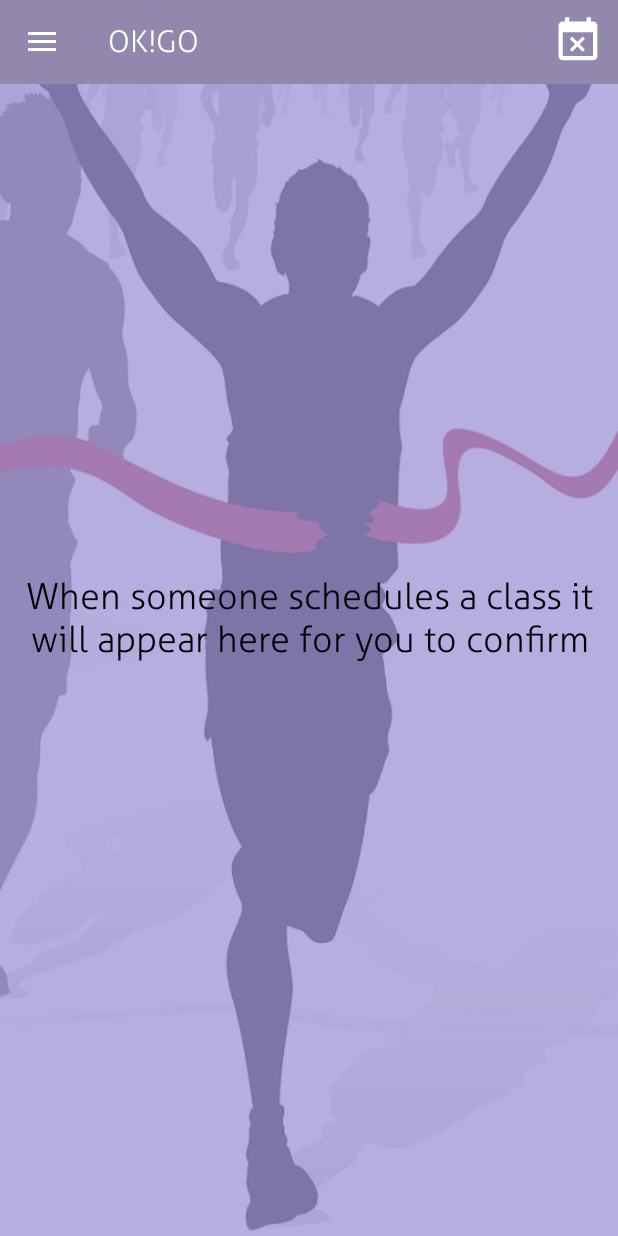
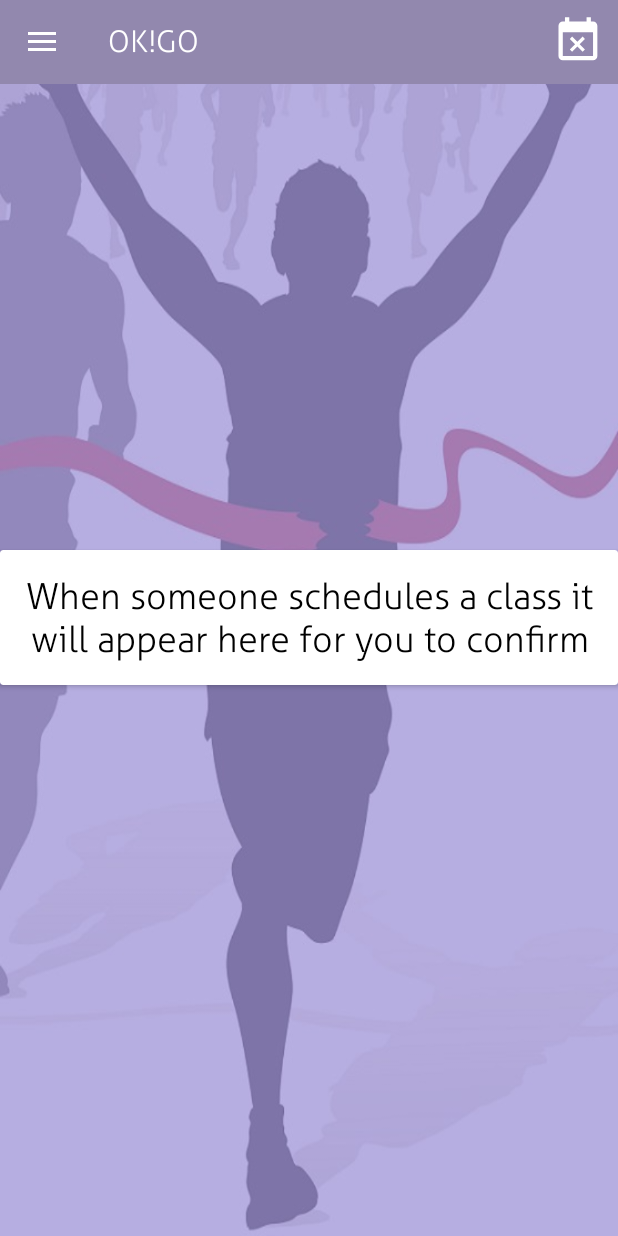
Before and after one commit to AndreHaueisen/NewPersonalApp, an Android app: the ToBeConfirmedClassesFragment screen opened directly, with no data from a screen before it, on a phone screen of 412 x 824 dp. Run offline under Robolectric (Android 15) with nearby library versions, the light colour scheme and no system bars; our stand-ins replace CircleImageView, Firebase (no records; nobody signed in at launch, a user with empty details on screens opened directly); libraries missing offline, so code that uses them is left out: com.firebase.ui, com.github.ybq.android, com.matrixxun.starry, es.dmoral.toasty, jp.wasabeef.recyclerview; plain views replace MaterialBadgeTextView; pictures from the network do not load; 2 statements that could not run were skipped.

Commit message:
first final version for udacity review change: design changes change: readme file

```diff
--- a/app/build.gradle
+++ b/app/build.gradle
@@ -63,7 +63,7 @@ dependencies {
     compile "com.google.android.gms:play-services-places:$play_version"
     compile "com.google.android.gms:play-services-gcm:$play_version"
 
-    compile 'org.jsoup:jsoup:1.9.2'
+    compile 'org.jsoup:jsoup:1.10.2'
     compile 'com.google.guava:guava:20.0'
 
     compile "com.google.firebase:firebase-database:$firebase_version"
--- a/app/src/main/java/com/andrehaueisen/fitx/personal/ToBeConfirmedClassesFragment.java
+++ b/app/src/main/java/com/andrehaueisen/fitx/personal/ToBeConfirmedClassesFragment.java
@@ -5,7 +5,7 @@ import android.os.AsyncTask;
 import android.os.Bundle;
 import android.support.annotation.Nullable;
 import android.support.v4.app.Fragment;
-import android.support.v7.widget.GridLayoutManager;
+import android.support.v7.widget.CardView;
 import android.support.v7.widget.LinearLayoutManager;
 import android.support.v7.widget.RecyclerView;
 import android.support.v7.widget.Toolbar;
@@ -43,6 +43,7 @@ public class ToBeConfirmedClassesFragment extends Fragment implements ChildEvent
     private static final String TAG = ToBeConfirmedClassesFragment.class.getSimpleName();
 
     private RecyclerView mRecyclerView;
+    private CardView mCardView;
     private CustomTextView mNoClassesPlaceHolder;
     private DatabaseReference mDatabaseReference;
     private PersonalClassesAdapter mAdapter;
@@ -74,13 +75,10 @@ public class ToBeConfirmedClassesFragment extends Fragment implements ChildEvent
         mRecyclerView = (RecyclerView) view.findViewById(R.id.upcoming_classes_recycler_view);
         mRecyclerView.setLayoutManager(new LinearLayoutManager(getContext()));
         setRecyclerViewAnimations();
+        mRecyclerView.setLayoutManager(new LinearLayoutManager(getContext()));
 
-        if(Utils.getSmallestScreenWidth(getContext()) < 600){
-            mRecyclerView.setLayoutManager(new LinearLayoutManager(getContext()));
-        }else {
-            mRecyclerView.setLayoutManager(new GridLayoutManager(getContext(), 2));
-        }
 
+        mCardView = (CardView) view.findViewById(R.id.no_class_card_place_holder);
         mNoClassesPlaceHolder = (CustomTextView) view.findViewById(R.id.no_class_confirmed_place_holder);
         mNoClassesPlaceHolder.setText(getString(R.string.no_class_scheduled_message));
 
@@ -90,7 +88,7 @@ public class ToBeConfirmedClassesFragment extends Fragment implements ChildEvent
             mRecyclerView.getLayoutManager().onRestoreInstanceState(savedInstanceState.getParcelable(Constants.RECYCLER_VIEW_SAVED_STATE_KEY));
             mWaitingConfirmationPersonalFitClasses = savedInstanceState.getParcelableArrayList(Constants.NOT_CONFIRMED_PERSONALS_CLASSES_SAVED_STATE_KEY);
             if(mWaitingConfirmationPersonalFitClasses!= null && !mWaitingConfirmationPersonalFitClasses.isEmpty()){
-                mNoClassesPlaceHolder.setVisibility(View.GONE);
+                mCardView.setVisibility(View.GONE);
             }
         }
 
@@ -197,10 +195,10 @@ public class ToBeConfirmedClassesFragment extends Fragment implements ChildEvent
 
         if (mWaitingConfirmationPersonalFitClasses != null && mWaitingConfirmationPersonalFitClasses.size() != 0) {
             mRecyclerView.setVisibility(View.VISIBLE);
-            mNoClassesPlaceHolder.setVisibility(View.GONE);
+            mCardView.setVisibility(View.GONE);
         } else {
             mRecyclerView.setVisibility(View.GONE);
-            mNoClassesPlaceHolder.setVisibility(View.VISIBLE);
+            mCardView.setVisibility(View.VISIBLE);
         }
 
     }
--- a/app/src/main/res/layout-sw600dp-port/activity_personal.xml
+++ b/app/src/main/res/layout-sw600dp-port/activity_personal.xml
@@ -6,20 +6,19 @@
     xmlns:tools="http://schemas.android.com/tools"
     android:layout_width="match_parent"
     android:layout_height="match_parent"
-    tools:layout_editor_absoluteY="25dp"
-    tools:layout_editor_absoluteX="0dp">
+    tools:layout_editor_absoluteX="0dp"
+    tools:layout_editor_absoluteY="25dp">
 
     <android.support.v7.widget.Toolbar
         android:id="@+id/toolbar"
         android:layout_width="0dp"
         android:layout_height="64dp"
         android:background="?attr/colorPrimary"
+        app:layout_constraintLeft_toLeftOf="parent"
+        app:layout_constraintRight_toRightOf="parent"
+        app:layout_constraintTop_toTopOf="parent"
         app:popupTheme="@style/ThemeOverlay.AppCompat.Light"
-        app:theme="@style/ThemeOverlay.AppCompat.Dark.ActionBar"
-        app:layout_constraintRight_toRightOf="parent"
-        app:layout_constraintLeft_toLeftOf="parent"
-        app:layout_constraintTop_toTopOf="parent"
-        app:layout_constraintHorizontal_bias="0.0">
+        app:theme="@style/ThemeOverlay.AppCompat.Dark.ActionBar">
 
         <com.andrehaueisen.fitx.utilities.CustomTextView
             style="@android:style/TextAppearance.Material.Widget.Toolbar.Title"
@@ -40,32 +39,44 @@
 
     </android.support.v7.widget.Toolbar>
 
-    <FrameLayout
-        android:id="@+id/classes_fragment_container"
+    <android.support.v7.widget.CardView
+        android:id="@+id/frame_card_view"
         android:layout_width="0dp"
         android:layout_height="0dp"
-        android:layout_marginEnd="8dp"
-        android:layout_marginLeft="8dp"
-        android:layout_marginRight="8dp"
-        android:layout_marginStart="8dp"
-        app:layout_constraintBottom_toTopOf="@+id/classes_fragment_container_2"
+        android:layout_marginStart="32dp"
+        android:layout_marginBottom="16dp"
+        android:layout_marginEnd="32dp"
+        android:layout_marginTop="32dp"
+        app:layout_constraintBottom_toTopOf="@+id/frame_card_view_2"
         app:layout_constraintLeft_toLeftOf="parent"
         app:layout_constraintRight_toRightOf="parent"
-        app:layout_constraintTop_toTopOf="parent"
-        android:layout_marginBottom="32dp"/>
+        app:layout_constraintTop_toBottomOf="@+id/toolbar">
 
-    <FrameLayout
-        android:id="@+id/classes_fragment_container_2"
+        <FrameLayout
+            android:id="@+id/classes_fragment_container_2"
+            android:layout_width="match_parent"
+            android:layout_height="match_parent"/>
+
+    </android.support.v7.widget.CardView>
+
+    <android.support.v7.widget.CardView
+        android:id="@+id/frame_card_view_2"
         android:layout_width="0dp"
         android:layout_height="0dp"
-        android:layout_marginEnd="8dp"
-        android:layout_marginLeft="8dp"
-        android:layout_marginRight="8dp"
-        android:layout_marginStart="8dp"
+        android:layout_marginStart="32dp"
+        android:layout_marginBottom="32dp"
+        android:layout_marginEnd="32dp"
+        android:layout_marginTop="16dp"
         app:layout_constraintBottom_toBottomOf="parent"
-        app:layout_constraintHorizontal_bias="1.0"
         app:layout_constraintLeft_toLeftOf="parent"
         app:layout_constraintRight_toRightOf="parent"
-        app:layout_constraintTop_toBottomOf="@+id/classes_fragment_container"/>
+        app:layout_constraintTop_toBottomOf="@+id/frame_card_view">
+
+        <FrameLayout
+            android:id="@+id/classes_fragment_container"
+            android:layout_width="match_parent"
+            android:layout_height="match_parent"/>
+
+    </android.support.v7.widget.CardView>
 
 </android.support.constraint.ConstraintLayout>
--- a/app/src/main/res/layout-sw600dp/activity_personal.xml
+++ b/app/src/main/res/layout-sw600dp/activity_personal.xml
@@ -3,29 +3,11 @@
     android:id="@+id/fragment_container"
     xmlns:android="http://schemas.android.com/apk/res/android"
     xmlns:app="http://schemas.android.com/apk/res-auto"
+    xmlns:tools="http://schemas.android.com/tools"
     android:layout_width="match_parent"
-    android:layout_height="match_parent">
-
-    <FrameLayout
-        android:id="@+id/classes_fragment_container_2"
-        android:layout_width="0dp"
-        android:layout_height="0dp"
-        app:layout_constraintBottom_toBottomOf="parent"
-        app:layout_constraintLeft_toRightOf="@+id/classes_fragment_container"
-        app:layout_constraintRight_toRightOf="parent"
-        app:layout_constraintTop_toTopOf="parent"
-        android:layout_marginStart="8dp"/>
-
-    <FrameLayout
-        android:id="@+id/classes_fragment_container"
-        android:layout_width="0dp"
-        android:layout_height="0dp"
-        app:layout_constraintBottom_toBottomOf="parent"
-        app:layout_constraintLeft_toLeftOf="parent"
-        app:layout_constraintRight_toLeftOf="@+id/classes_fragment_container_2"
-        app:layout_constraintTop_toTopOf="parent"
-        android:layout_marginStart="4dp"
-        android:layout_marginEnd="8dp"/>
+    android:layout_height="match_parent"
+    tools:layout_editor_absoluteX="0dp"
+    tools:layout_editor_absoluteY="25dp">
 
     <android.support.v7.widget.Toolbar
         android:id="@+id/toolbar"
@@ -57,4 +39,44 @@
 
     </android.support.v7.widget.Toolbar>
 
+    <android.support.v7.widget.CardView
+        android:id="@+id/frame_card_view"
+        android:layout_width="0dp"
+        android:layout_height="0dp"
+        android:layout_margin="16dp"
+        android:padding="32dp"
+        app:layout_constraintBottom_toBottomOf="parent"
+        app:layout_constraintLeft_toLeftOf="parent"
+        app:layout_constraintRight_toLeftOf="@+id/frame_card_view_2"
+        android:layout_marginTop="8dp"
+        app:layout_constraintTop_toBottomOf="@+id/toolbar">
+
+        <FrameLayout
+            android:id="@+id/classes_fragment_container_2"
+            android:layout_margin="16dp"
+            android:layout_width="match_parent"
+            android:layout_height="match_parent"/>
+
+    </android.support.v7.widget.CardView>
+
+    <android.support.v7.widget.CardView
+        android:id="@+id/frame_card_view_2"
+        android:layout_width="0dp"
+        android:layout_height="0dp"
+        android:layout_margin="16dp"
+        android:padding="32dp"
+        app:layout_constraintBottom_toBottomOf="parent"
+        app:layout_constraintLeft_toRightOf="@+id/frame_card_view"
+        app:layout_constraintRight_toRightOf="parent"
+        android:layout_marginTop="8dp"
+        app:layout_constraintTop_toBottomOf="@+id/toolbar">
+
+        <FrameLayout
+            android:id="@+id/classes_fragment_container"
+            android:layout_margin="16dp"
+            android:layout_width="match_parent"
+            android:layout_height="match_parent"/>
+
+    </android.support.v7.widget.CardView>
+
 </android.support.constraint.ConstraintLayout>
--- a/app/src/main/res/layout/fragment_to_be_confirmed_classes.xml
+++ b/app/src/main/res/layout/fragment_to_be_confirmed_classes.xml
@@ -2,21 +2,29 @@
 
 
 <FrameLayout
-    android:tag="@string/to_be_confirmed_classes_fragment_tag"
     xmlns:android="http://schemas.android.com/apk/res/android"
     xmlns:app="http://schemas.android.com/apk/res-auto"
     android:layout_width="match_parent"
-    android:layout_height="match_parent">
+    android:layout_height="match_parent"
+    android:tag="@string/to_be_confirmed_classes_fragment_tag">
 
-    <com.andrehaueisen.fitx.utilities.CustomTextView
-        android:id="@+id/no_class_confirmed_place_holder"
-        android:textStyle="bold"
-        android:textColor="@color/black"
-        android:textSize="24sp"
-        android:layout_margin="16dp"
-        android:gravity="center"
-        android:layout_width="match_parent"
-        android:layout_height="match_parent"/>
+    <android.support.v7.widget.CardView
+        android:id="@+id/no_class_card_place_holder"
+        android:layout_width="wrap_content"
+        android:layout_height="wrap_content"
+        android:layout_gravity="center">
+
+        <com.andrehaueisen.fitx.utilities.CustomTextView
+            android:id="@+id/no_class_confirmed_place_holder"
+            android:layout_width="match_parent"
+            android:layout_height="match_parent"
+            android:layout_margin="16dp"
+            android:gravity="center"
+            android:textColor="@color/black"
+            android:textSize="24sp"
+            android:textStyle="bold"/>
+
+    </android.support.v7.widget.CardView>
 
     <android.support.v7.widget.RecyclerView
         android:id="@+id/upcoming_classes_recycler_view"
```
Also changed, not shown: app/src/main/java/com/andrehaueisen/fitx/client/ConfirmedClientClassesFragment.java (+7 -9 lines), app/src/main/java/com/andrehaueisen/fitx/client/ToBeConfirmedClientClassesFragment.java (+7 -10 lines), app/src/main/java/com/andrehaueisen/fitx/client/adapters/ClientClassesAdapter.java (+15 -10 lines), app/src/main/java/com/andrehaueisen/fitx/personal/MockActivity.kt (deleted, +0 -40 lines), app/src/main/java/com/andrehaueisen/fitx/personal/UpcomingClassesFragment.java (+7 -9 lines), app/src/main/java/com/andrehaueisen/fitx/personal/adapters/PersonalClassesAdapter.java (+11 -18 lines), app/src/main/res/layout-sw600dp-port/activity_client.xml (+44 -33 lines), app/src/main/res/layout-sw600dp/activity_client.xml (+54 -39 lines), app/src/main/res/layout/fragment_upcoming_classes.xml (+18 -10 lines), 3 other files.
